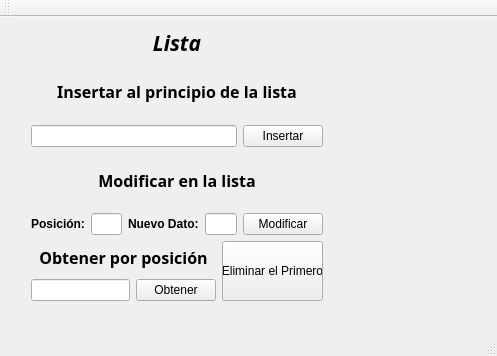
First picture: the form in mainwindow.ui, repository AndreyZartty/TE2-DatosII-Client-, before the edit.
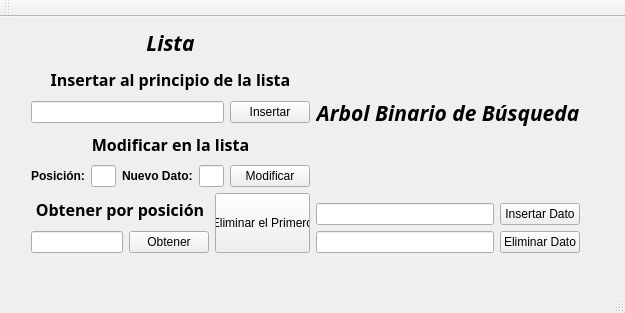
Second picture: the form after the edit.

Commit message: Funciones ABB con Json finalizadas

The edit to the form file:
```diff
--- a/mainwindow.ui
+++ b/mainwindow.ui
@@ -6,8 +6,8 @@
    <rect>
     <x>0</x>
     <y>0</y>
-    <width>497</width>
-    <height>356</height>
+    <width>625</width>
+    <height>313</height>
    </rect>
   </property>
   <property name="windowTitle">
@@ -19,10 +19,12 @@
      <rect>
       <x>20</x>
       <y>0</y>
-      <width>314</width>
-      <height>295</height>
+      <width>571</width>
+      <height>247</height>
      </rect>
     </property>
+    <layout class="QHBoxLayout" name="horizontalLayout_7">
+     <item>
     <layout class="QVBoxLayout" name="verticalLayout_6">
      <item>
       <widget class="QLabel" name="label_6">
@@ -222,6 +224,63 @@
       </layout>
      </item>
     </layout>
+     </item>
+     <item>
+      <layout class="QVBoxLayout" name="verticalLayout_8">
+       <item>
+        <widget class="QLabel" name="label_7">
+         <property name="font">
+          <font>
+           <family>Norasi</family>
+           <pointsize>16</pointsize>
+           <weight>75</weight>
+           <italic>true</italic>
+           <bold>true</bold>
+          </font>
+         </property>
+         <property name="text">
+          <string>Arbol Binario de Búsqueda</string>
+         </property>
+         <property name="alignment">
+          <set>Qt::AlignCenter</set>
+         </property>
+        </widget>
+       </item>
+       <item>
+        <layout class="QVBoxLayout" name="verticalLayout_7">
+         <item>
+          <layout class="QHBoxLayout" name="horizontalLayout_5">
+           <item>
+            <widget class="QLineEdit" name="InsertABB"/>
+           </item>
+           <item>
+            <widget class="QPushButton" name="SendInsertABB">
+             <property name="text">
+              <string>Insertar Dato</string>
+             </property>
+            </widget>
+           </item>
+          </layout>
+         </item>
+         <item>
+          <layout class="QHBoxLayout" name="horizontalLayout_6">
+           <item>
+            <widget class="QLineEdit" name="DeleteABB"/>
+           </item>
+           <item>
+            <widget class="QPushButton" name="SendDeleteABB">
+             <property name="text">
+              <string>Eliminar Dato</string>
+             </property>
+            </widget>
+           </item>
+          </layout>
+         </item>
+        </layout>
+       </item>
+      </layout>
+     </item>
+    </layout>
    </widget>
   </widget>
   <widget class="QMenuBar" name="menuBar">
```
Left out of the diff: 2 changed lines with no effect on the pictures. Lines whose indentation alone changed are shown as unchanged. The commit also changes 2 other files.
